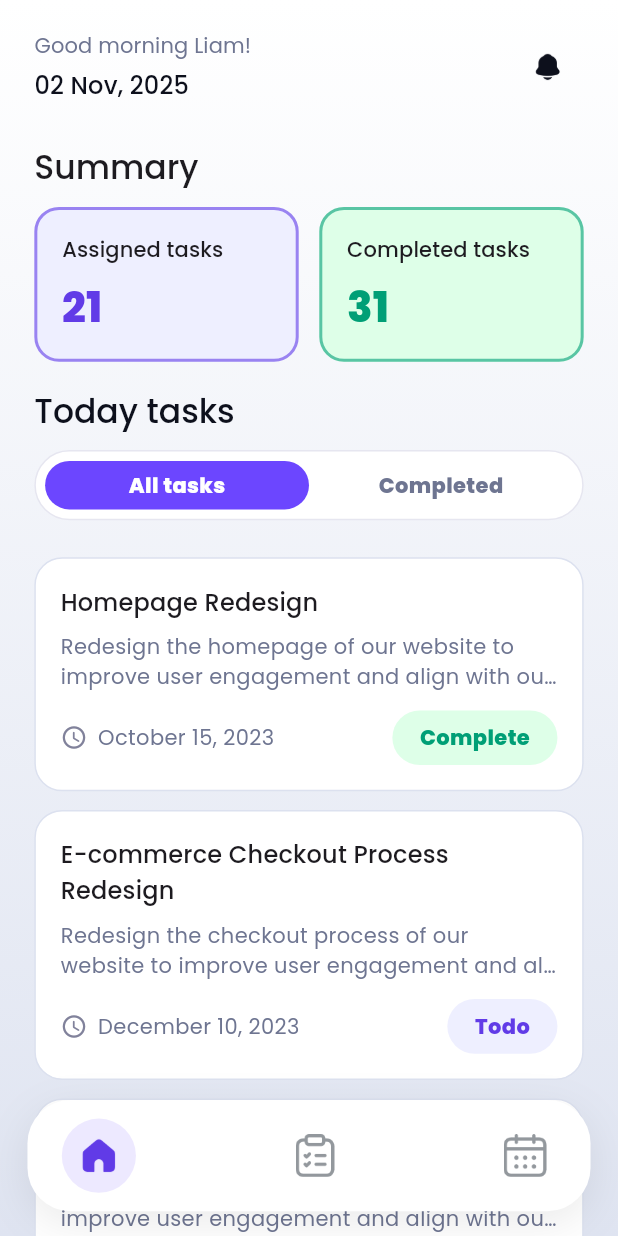
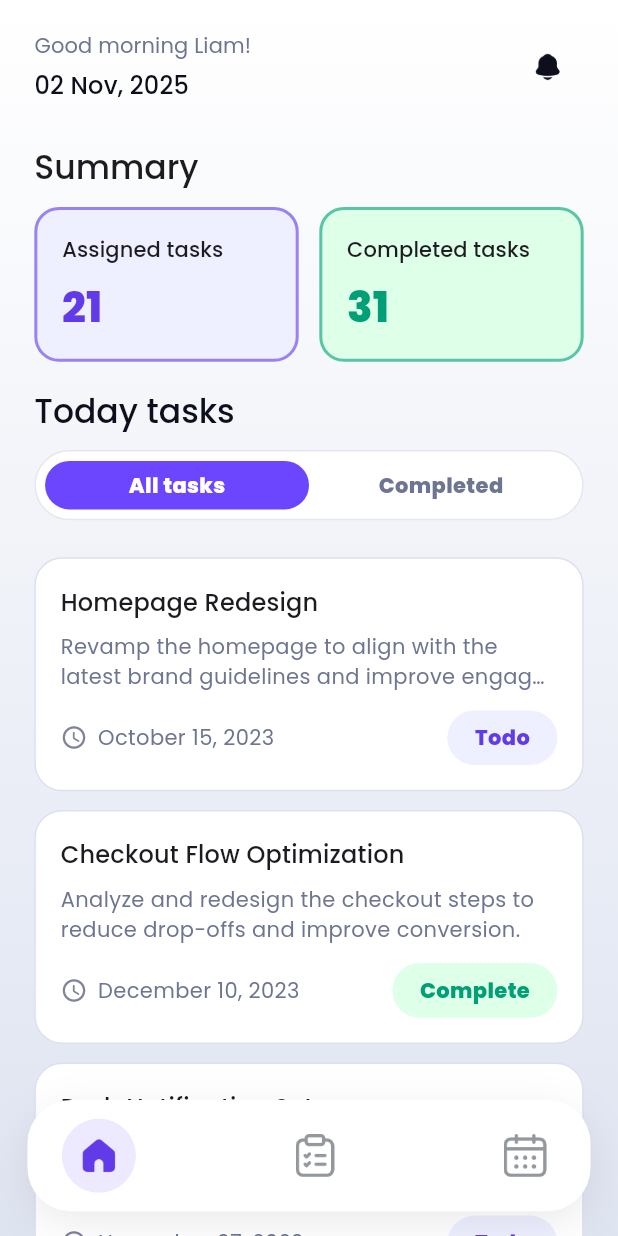
Before and after one commit to abuubaida921/task-management-app, a Flutter app: the screen it shows after launch, on a phone screen of 412 x 824 dp. Run offline on Flutter 3.47's test engine with Material 3 defaults, Android fonts, the phone set to English and light mode, and no system bars; our stand-ins replace connectivity_plus, flutter_easyloading, flutter_riverpod, flutter_screenutil, fluttertoast, google_fonts and 1 more; accounts and stored records are empty.

Commit message:
Home UI Modified

```diff
--- a/lib/features/dashboard/view/dashboard_screen.dart
+++ b/lib/features/dashboard/view/dashboard_screen.dart
@@ -169,6 +169,19 @@ class _NavItem extends StatelessWidget {
   }
 }
 
+class _Task {
+  final String title;
+  final String description;
+  final String dateLabel;
+  final TaskStatus status;
+  const _Task({
+    required this.title,
+    required this.description,
+    required this.dateLabel,
+    required this.status,
+  });
+}
+
 class _HomePage extends StatelessWidget {
   const _HomePage({required this.taskTabIndex, required this.onTabChanged});
 
@@ -178,11 +191,64 @@ class _HomePage extends StatelessWidget {
   @override
   Widget build(BuildContext context) {
     final now = DateTime.now();
-    final dateStr = '${now.day.toString().padLeft(2, '0')} ${getMonthName(now.month)}, ${now.year}';
+    final dateStr =
+        '${now.day.toString().padLeft(2, '0')} ${getMonthName(now.month)}, ${now.year}';
+
+
+    final List<_Task> tasks = const [
+      _Task(
+        title: 'Homepage Redesign',
+        description:
+            'Revamp the homepage to align with the latest brand guidelines and improve engagement metrics.',
+        dateLabel: 'October 15, 2023',
+        status: TaskStatus.todo,
+      ),
+      _Task(
+        title: 'Checkout Flow Optimization',
+        description:
+            'Analyze and redesign the checkout steps to reduce drop-offs and improve conversion.',
+        dateLabel: 'December 10, 2023',
+        status: TaskStatus.complete,
+      ),
+      _Task(
+        title: 'Push Notification Setup',
+        description:
+            'Integrate FCM and create topic-based notifications for marketing campaigns.',
+        dateLabel: 'November 07, 2023',
+        status: TaskStatus.todo,
+      ),
+      _Task(
+        title: 'User Onboarding Revamp',
+        description:
+            'Shorten onboarding and add progress indicators to increase completion rate.',
+        dateLabel: 'November 22, 2023',
+        status: TaskStatus.complete,
+      ),
+      _Task(
+        title: 'Dark Mode QA',
+        description:
+            'Test dark mode across modules and fix contrast and accessibility issues.',
+        dateLabel: 'January 04, 2024',
+        status: TaskStatus.todo,
+      ),
+      _Task(
+        title: 'Analytics Dashboard',
+        description:
+            'Build a product analytics dashboard with funnels and retention cohorts.',
+        dateLabel: 'February 12, 2024',
+        status: TaskStatus.complete,
+      ),
+    ];
+
+
+    final List<_Task> filteredTasks = taskTabIndex == 1
+        ? tasks.where((t) => t.status == TaskStatus.complete).toList()
+        : tasks;
 
     return SafeArea(
       child: Column(
         children: [
+
           Padding(
             padding: EdgeInsets.fromLTRB(20.w, 20.h, 20.w, 12.h),
             child: Row(
@@ -221,11 +287,13 @@ class _HomePage extends StatelessWidget {
               ],
             ),
           ),
+
           Expanded(
             child: CustomScrollView(
               slivers: [
                 SliverToBoxAdapter(
                   child: Padding(
+                    // Top padding is 0 because header already provided top spacing
                     padding: EdgeInsets.fromLTRB(20.w, 0, 20.w, 12.h),
                     child: Column(
                       crossAxisAlignment: CrossAxisAlignment.start,
@@ -278,32 +346,36 @@ class _HomePage extends StatelessWidget {
                     ),
                   ),
                 ),
+                if (filteredTasks.isEmpty)
+                  SliverToBoxAdapter(
+                    child: Padding(
+                      padding: EdgeInsets.symmetric(horizontal: 20.w, vertical: 40.h),
+                      child: Center(
+                        child: Text(
+                          'No tasks to show',
+                          style: Theme.of(context).textTheme.titleMedium?.copyWith(
+                                color: AppStaticColor.timeTextColor,
+                              ),
+                        ),
+                      ),
+                    ),
+                  )
+                else
                   SliverList.separated(
                     itemBuilder: (context, i) {
-                    final isComplete =
-                        i.isEven && taskTabIndex == 1 ||
-                        (taskTabIndex == 0 && i % 3 == 0);
-                    if (taskTabIndex == 1 && !isComplete) {
-                      return const SizedBox.shrink();
-                    }
+                      final task = filteredTasks[i];
                       return Padding(
                         padding: EdgeInsets.symmetric(horizontal: 20.w),
                         child: TaskCard(
-                        title: i % 2 == 0
-                            ? 'Homepage Redesign'
-                            : 'E-commerce Checkout Process Redesign',
-                        description:
-                            'Redesign the ${i % 2 == 0 ? 'homepage' : 'checkout process'} of our website to improve user engagement and align with our updated brand. Focusing on improving conversion...',
-                        dateLabel: i % 2 == 0
-                            ? 'October 15, 2023'
-                            : 'December 10, 2023',
-                        status:
-                            isComplete ? TaskStatus.complete : TaskStatus.todo,
+                          title: task.title,
+                          description: task.description,
+                          dateLabel: task.dateLabel,
+                          status: task.status,
                         ),
                       );
                     },
                     separatorBuilder: (_, __) => SizedBox(height: 12.h),
-                  itemCount: 6,
+                    itemCount: filteredTasks.length,
                   ),
                 SliverToBoxAdapter(child: SizedBox(height: 120.h)),
               ],
```
Lines whose indentation alone changed are shown as unchanged.
